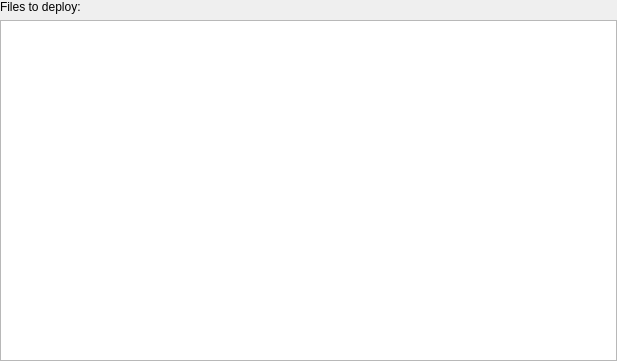
Qt form src/plugins/remotelinux/remotelinuxdeployconfigurationwidget.ui (sailfishos/sailfish-qtcreator) before a commit.
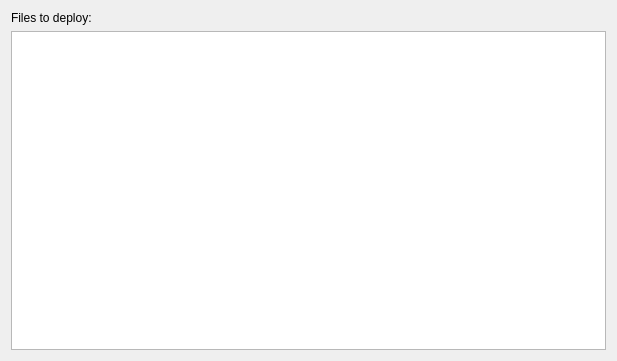
The same form after that commit.

Commit message:
Temporarily revert "Remotelinux: Fix deploy config widget geometry"
This reverts commit 93defa11c544640eda1944a63eb728b39973d8d4.

Reverting prior to merge mer-3.5. Will be reintroduced on mer-3.5.
Conflicts with upstream commit 9d1124cb452ea6ada43feb82a121dd5d47c6139d
(Move model and view for deployment data into ProjectExplorer.)

```diff
--- a/src/plugins/remotelinux/remotelinuxdeployconfigurationwidget.ui
+++ b/src/plugins/remotelinux/remotelinuxdeployconfigurationwidget.ui
@@ -14,18 +14,6 @@
    <string>Form</string>
   </property>
   <layout class="QVBoxLayout" name="verticalLayout">
-   <property name="leftMargin">
-    <number>0</number>
-   </property>
-   <property name="topMargin">
-    <number>0</number>
-   </property>
-   <property name="rightMargin">
-    <number>0</number>
-   </property>
-   <property name="bottomMargin">
-    <number>0</number>
-   </property>
    <item>
     <widget class="QLabel" name="label">
      <property name="text">
@@ -34,14 +22,7 @@
     </widget>
    </item>
    <item>
-    <widget class="QTreeView" name="deploymentDataView">
-     <property name="minimumSize">
-      <size>
-       <width>100</width>
-       <height>100</height>
-      </size>
-     </property>
-    </widget>
+    <widget class="QTreeView" name="deploymentDataView"/>
    </item>
   </layout>
  </widget>
```
